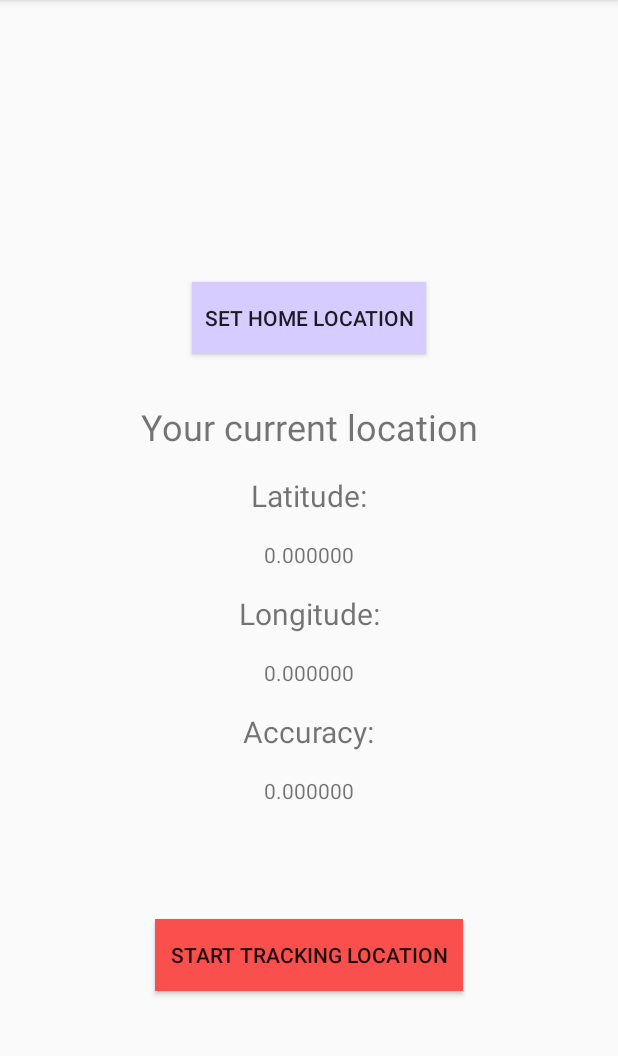
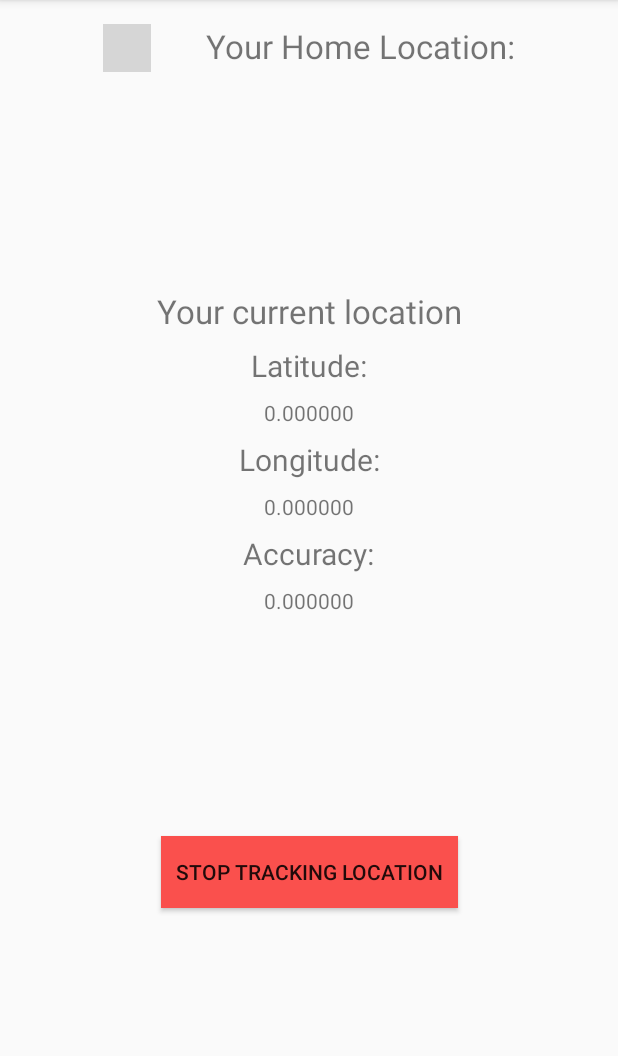
Before and after one commit to Shaharna/HoneyIAmHome, an Android app: the screen it shows after launch (MainActivity), after a tap on "START TRACKING LOCATION", on a phone screen of 412 x 824 dp, the part 84-1140 px from its top. Run offline under Robolectric (Android 15) with nearby library versions, the phone set to English and light mode, and no system bars; grey boxes are pictures that could not be loaded.

Commit message:
Ex5 - Take care of homeLocation Checker and test everything (Including Screenshots)

```diff
--- a/app/src/main/java/com/example/honeyiamhome/LocationTracker.java
+++ b/app/src/main/java/com/example/honeyiamhome/LocationTracker.java
@@ -8,7 +8,6 @@ import android.content.pm.PackageManager;
 import android.location.LocationListener;
 import android.location.LocationManager;
 import android.os.Bundle;
-import android.util.Log;
 import androidx.core.app.ActivityCompat;
 
 
@@ -18,9 +17,6 @@ public class LocationTracker {
     private Context _context;
     private LocationInfo _locationInfo;
     private static LocationTracker single_instance = null;
-
-    // variable of type String
-    public String s;
 
     // static method to create instance of Singleton class
     static LocationTracker getInstance(Context context, LocationManager manager)
@@ -48,8 +44,6 @@ public class LocationTracker {
             _locationInfo.setLatitude(latitude);
             _locationInfo.setLongitude(longitude);
             _locationInfo.setAccuracy(accuracy);
-            Log.d("LocationTracker", String.valueOf(latitude));
-            Log.d("LocationTracker", String.valueOf(longitude));
 
             Intent intent = new Intent();
             intent.setAction("new_location");
@@ -88,15 +82,16 @@ public class LocationTracker {
             intent.setAction("started");
             _context.sendBroadcast(intent);
             this.locationManager.requestLocationUpdates(LocationManager.GPS_PROVIDER, 0, 0, locationListenerGPS);
-
         }
     }
 
     void stopTracking(){
+        locationManager.removeUpdates(locationListenerGPS);
         Intent intent = new Intent();
         intent.setAction("stopped");
         _context.sendBroadcast(intent);
     }
+
     LocationInfo getLocationInfo(){
         return _locationInfo;
     }
--- a/app/src/main/java/com/example/honeyiamhome/MainActivity.java
+++ b/app/src/main/java/com/example/honeyiamhome/MainActivity.java
@@ -18,12 +18,56 @@ import android.os.Bundle;
 import android.preference.PreferenceManager;
 import android.view.View;
 import android.widget.Button;
+import android.widget.ImageView;
 import android.widget.TextView;
 
 public class MainActivity extends AppCompatActivity {
 
+
     private static final int REQUEST_CODE_PERMISSION_LOCATION = 1546;
     LocationTracker _locationTracker;
+    private boolean isTracking = false;
+    private BroadcastReceiver startReceiver = new BroadcastReceiver() {
+        @Override
+        public void onReceive(Context context, Intent intent) {
+            if (intent == null) {
+                return;
+            }
+            if (intent.getAction() != "started") {
+                return;
+            }
+            ShowLocationOnScreen();
+        }
+    };
+
+    private BroadcastReceiver changeReceiver = new BroadcastReceiver() {
+        @Override
+        public void onReceive(Context context, Intent intent) {
+            if (intent == null) {
+                return;
+            }
+            Button buttonSetHome = findViewById(R.id.main_set_homeLocation);
+            if (intent.getAction() != "new_location") {
+                return;
+            }
+            ShowLocationOnScreen();
+            if (_locationTracker.getLocationInfo().getAccuracy() < 50) {
+                buttonSetHome.setVisibility(View.VISIBLE);
+            }
+        }
+    };
+    private BroadcastReceiver stopReceiver = new BroadcastReceiver() {
+        @Override
+        public void onReceive(Context context, Intent intent) {
+            if (intent == null) {
+                return;
+            }
+            if (intent.getAction() != "stopped") {
+                return;
+            }
+            StartStopTrackBtnChange(R.string.start_tracking_location, R.color.colorGreenStart);
+        }
+    };
 
     @Override
     protected void onCreate(Bundle savedInstanceState) {
@@ -31,14 +75,21 @@ public class MainActivity extends AppCompatActivity {
         setContentView(R.layout.activity_main);
 
         final Button buttonStartTrack = findViewById(R.id.main_start_tracking);
-        final Button buttonStopTrack = findViewById(R.id.main_stop_tracking);
         final Button buttonSetHome = findViewById(R.id.main_set_homeLocation);
         final Button buttonClearHome = findViewById(R.id.main_clear_homeLocation);
+        final TextView yourLocationHeader = findViewById(R.id.mainActivity_currentLocationHeader);
+        final TextView latitudeHeader = findViewById(R.id.mainActivity_latitudeHeader);
+        final TextView latitudeField = findViewById(R.id.mainActivity_latitudeField);
+        final TextView longitudeHeader = findViewById(R.id.mainActivity_longitudeHeader);
+        final TextView longitudeField = findViewById(R.id.mainActivity_longitudeField);
+        final TextView accuracyHeader = findViewById(R.id.mainActivity_accuracyHeader);
+        final TextView accuracyField = findViewById(R.id.mainActivity_accuracyField);
         final TextView homeHeader = findViewById(R.id.main_homeHeader);
         final TextView homeField = findViewById(R.id.main_homeField);
+        final ImageView homeChecked = findViewById(R.id.main_home_checked);
 
         final MainActivity activity = this;
-        LocationManager  manager = (LocationManager) this.getSystemService(Context.LOCATION_SERVICE);
+        LocationManager manager = (LocationManager) this.getSystemService(Context.LOCATION_SERVICE);
         _locationTracker = LocationTracker.getInstance(this, manager);
 
         registerReceiver(startReceiver, new IntentFilter("started"));
@@ -48,6 +99,13 @@ public class MainActivity extends AppCompatActivity {
         SharedPreferences sp = PreferenceManager.getDefaultSharedPreferences(MainActivity.this);
         final double homeLatitude = sp.getFloat("home_latitude", 0);
         final double homeLongitude = sp.getFloat("home_longitude", 0);
+        if (homeLatitude != 0 && homeLongitude != 0) {
+            // the sp is not empty and we are tracking
+            // todo checker
+            homeField.setText("< " + homeLatitude + ", " + homeLongitude + " >");
+            HomeInfoVisibility(homeHeader, homeField, buttonClearHome, View.VISIBLE);
+            buttonSetHome.setVisibility(View.VISIBLE);
+        }
 
         buttonStartTrack.setOnClickListener(new View.OnClickListener() {
             @Override
@@ -57,15 +115,21 @@ public class MainActivity extends AppCompatActivity {
                                 Manifest.permission.ACCESS_FINE_LOCATION) ==
                                 PackageManager.PERMISSION_GRANTED;
                 if (hasLocationPermission) {
-                    if (homeLatitude != 0 && homeLongitude != 0)
-                    {
-                        homeHeader.setVisibility(View.VISIBLE);
-                        homeField.setVisibility(View.VISIBLE);
-                        buttonClearHome.setVisibility(View.VISIBLE);
-
+                    isTracking = !isTracking;
+                    if (isTracking) {
+                        LocationInfoVisibility(yourLocationHeader, latitudeHeader, latitudeField,
+                                longitudeHeader, longitudeField, accuracyHeader, accuracyField,
+                                View.VISIBLE);
+                        StartStopTrackBtnChange(R.string.stop_tracking_location, R.color.colorRedStop);
+                        startTrack();
+                    } else {
+                        LocationInfoVisibility(yourLocationHeader, latitudeHeader, latitudeField,
+                                longitudeHeader, longitudeField, accuracyHeader, accuracyField,
+                                View.INVISIBLE);
+                        HomeInfoVisibility(homeHeader, homeField, buttonClearHome, View.VISIBLE);
+                        buttonSetHome.setVisibility(View.INVISIBLE);
+                        stopTrack();
                     }
-                    buttonSetHome.setVisibility(View.VISIBLE);
-                    startTrack();
                 } else {
                     ActivityCompat.requestPermissions(
                             activity,
@@ -78,6 +142,7 @@ public class MainActivity extends AppCompatActivity {
         buttonSetHome.setOnClickListener(new View.OnClickListener() {
             @Override
             public void onClick(View v) {
+
                 SharedPreferences sp = PreferenceManager.getDefaultSharedPreferences(MainActivity.this);
                 SharedPreferences.Editor editor = sp.edit();
                 double homeLatitude = _locationTracker.getLocationInfo().getLatitude();
@@ -87,15 +152,55 @@ public class MainActivity extends AppCompatActivity {
                 editor.putFloat("home_longitude", (float) homeLongitude);
                 editor.apply();
 
-                homeField.setText("< "+homeLatitude+", "+homeLongitude+" >");
-                homeHeader.setVisibility(View.VISIBLE);
-                homeField.setVisibility(View.VISIBLE);
-                buttonClearHome.setVisibility(View.VISIBLE);
+                homeField.setText("< " + homeLatitude + ", " + homeLongitude + " >");
+                HomeInfoVisibility(homeHeader, homeField, buttonClearHome, View.VISIBLE);
+            }
+        });
 
+        buttonClearHome.setOnClickListener(new View.OnClickListener() {
+            @Override
+            public void onClick(View v) {
+
+                SharedPreferences sp = PreferenceManager.getDefaultSharedPreferences(MainActivity.this);
+                SharedPreferences.Editor editor = sp.edit();
+                editor.clear();
+                editor.apply();
+
+                homeField.setText("");
+                HomeInfoVisibility(homeHeader, homeField, buttonClearHome, View.INVISIBLE);
             }
         });
 
     }
+
+    private void HomeInfoVisibility(TextView homeHeader, TextView homeField, Button buttonClearHome,
+                                    int visibility)
+    {
+        homeHeader.setVisibility(visibility);
+        homeField.setVisibility(visibility);
+        buttonClearHome.setVisibility(visibility);
+    }
+
+    private void LocationInfoVisibility(TextView yourLocationHeader, TextView latitudeHeader,
+                                        TextView latitudeField, TextView longitudeHeader,
+                                        TextView longitudeField, TextView accuracyHeader,
+                                        TextView accuracyField, int visibility) {
+
+        yourLocationHeader.setVisibility(visibility);
+        latitudeHeader.setVisibility(visibility);
+        latitudeField.setVisibility(visibility);
+        longitudeHeader.setVisibility(visibility);
+        longitudeField.setVisibility(visibility);
+        accuracyHeader.setVisibility(visibility);
+        accuracyField.setVisibility(visibility);
+    }
+
+    private void StartStopTrackBtnChange(int p, int p2) {
+        Button buttonStartTrack = findViewById(R.id.main_start_tracking);
+        buttonStartTrack.setText(p);
+        buttonStartTrack.setBackgroundColor(getResources().getColor(p2));
+    }
+
 
     @Override
     public void onRequestPermissionsResult(
@@ -139,16 +244,16 @@ public class MainActivity extends AppCompatActivity {
         }
     }
 
-    private BroadcastReceiver startReceiver = new BroadcastReceiver() {
-        @Override
-        public void onReceive(Context context, Intent intent) {
-            if (intent == null) {
-                return;
+    private void startTrack() {
+        _locationTracker.startTracking(MainActivity.this);
     }
-            if (intent.getAction() != "started") {
-                return;
 
+    private void stopTrack() {
+        _locationTracker.stopTracking();
     }
+
+    private void ShowLocationOnScreen() {
+
         double curLatitude = _locationTracker.getLocationInfo().getLatitude();
         double curLongitude = _locationTracker.getLocationInfo().getLongitude();
         float curAccuracy = _locationTracker.getLocationInfo().getAccuracy();
@@ -156,68 +261,8 @@ public class MainActivity extends AppCompatActivity {
         TextView longitude = findViewById(R.id.mainActivity_longitudeField);
         TextView accuracy = findViewById(R.id.mainActivity_accuracyField);
 
-            latitude.setText(String.format("%f",curLatitude));
-            longitude.setText(String.format("%f",curLongitude));
-            accuracy.setText(String.format("%f",curAccuracy));
-
-            Button buttonStartTrack = findViewById(R.id.main_start_tracking);
-            Button buttonStopTrack = findViewById(R.id.main_stop_tracking);
-            buttonStartTrack.setVisibility(View.INVISIBLE);
-            buttonStopTrack.setVisibility(View.VISIBLE);
-        }
-    };
-
-    private BroadcastReceiver changeReceiver = new BroadcastReceiver() {
-        @Override
-        public void onReceive(Context context, Intent intent) {
-            if (intent == null){
-                return;
-            }
-            Button buttonSetHome = findViewById(R.id.main_set_homeLocation);
-            if (intent.getAction() != "new_location"){
-                return;
-            }
-            double curLatitude = _locationTracker.getLocationInfo().getLatitude();
-            double curLongitude = _locationTracker.getLocationInfo().getLongitude();
-            float curAccuracy = _locationTracker.getLocationInfo().getAccuracy();
-            TextView latitude = findViewById(R.id.mainActivity_latitudeField);
-            TextView longitude = findViewById(R.id.mainActivity_longitudeField);
-            TextView accuracy = findViewById(R.id.mainActivity_accuracyField);
-
-            latitude.setText(String.format("%f",curLatitude));
-            longitude.setText(String.format("%f",curLongitude));
-            accuracy.setText(String.format("%f",curAccuracy));
-            if(_locationTracker.getLocationInfo().getAccuracy() < 50)
-            {
-                buttonSetHome.setVisibility(View.VISIBLE);
+        latitude.setText(String.format("%f", curLatitude));
+        longitude.setText(String.format("%f", curLongitude));
+        accuracy.setText(String.format("%f", curAccuracy));
     }
 }
-    };
-
-    private BroadcastReceiver stopReceiver = new BroadcastReceiver() {
-        @Override
-        public void onReceive(Context context, Intent intent) {
-            if (intent == null){
-                return;
-            }
-            Button buttonStartTrack = findViewById(R.id.main_start_tracking);
-            Button buttonStopTrack = findViewById(R.id.main_stop_tracking);
-            if (intent.getAction() != "stopped"){
-                return;
-            }
-            buttonStopTrack.setVisibility(View.INVISIBLE);
-            buttonStartTrack.setVisibility(View.VISIBLE);
-        }
-    };
-
-    private void startTrack() {
-        TextView homeHeader = findViewById(R.id.main_homeHeader);
-        TextView homeField = findViewById(R.id.main_homeField);
-        if(homeHeader.getVisibility() == View.VISIBLE && homeField.getVisibility()==View.VISIBLE)
-        {
-
-        }
-        _locationTracker.startTracking(MainActivity.this);
-    }
-
-}
--- a/app/src/main/res/layout/activity_main.xml
+++ b/app/src/main/res/layout/activity_main.xml
@@ -6,17 +6,28 @@
     android:layout_height="match_parent"
     tools:context=".MainActivity">
 
+    <ImageView
+        android:id="@+id/main_home_checked"
+        android:layout_width="32dp"
+        android:layout_height="32dp"
+        app:layout_constraintStart_toStartOf="parent"
+        app:layout_constraintEnd_toStartOf="@id/main_homeHeader"
+        app:layout_constraintTop_toTopOf="parent"
+        android:layout_marginTop="16dp"
+        android:layout_marginStart="32dp"
+        android:src="@drawable/unchecked"/>
+
     <TextView
         android:id="@+id/main_homeHeader"
         android:layout_width="wrap_content"
         android:layout_height="wrap_content"
-        app:layout_constraintStart_toStartOf="parent"
+        app:layout_constraintStart_toEndOf="@id/main_home_checked"
         app:layout_constraintEnd_toEndOf="parent"
         app:layout_constraintTop_toTopOf="parent"
-        android:layout_marginTop="32dp"
+        android:layout_marginTop="16dp"
+        android:layout_marginEnd="32dp"
         android:text="@string/your_home_location"
-        android:textSize="24sp"
-        android:visibility="invisible"/>
+        android:textSize="22sp"/>
 
     <TextView
         android:id="@+id/main_homeField"
@@ -26,7 +37,6 @@
         app:layout_constraintEnd_toEndOf="parent"
         app:layout_constraintTop_toBottomOf="@id/main_homeHeader"
         android:layout_marginTop="16dp"
-        android:text="my home location"
         android:visibility="invisible"/>
 
     <Button
@@ -34,11 +44,12 @@
         android:layout_width="wrap_content"
         android:layout_height="wrap_content"
         android:text="@string/clear_home"
-        android:padding="8dp"
         app:layout_constraintStart_toStartOf="parent"
-        app:layout_constraintEnd_toEndOf="parent"
+        app:layout_constraintEnd_toStartOf="@id/main_set_homeLocation"
         app:layout_constraintTop_toBottomOf="@id/main_homeField"
         android:layout_marginTop="16dp"
+        android:layout_marginStart="16dp"
+        android:padding="5dp"
         android:background="@color/colorSetHomeLocation"
         android:visibility="invisible"/>
 
@@ -47,11 +58,11 @@
         android:layout_width="wrap_content"
         android:layout_height="wrap_content"
         android:text="@string/set_home_location"
-        android:padding="8dp"
-        app:layout_constraintStart_toStartOf="parent"
+        app:layout_constraintStart_toEndOf="@id/main_clear_homeLocation"
         app:layout_constraintEnd_toEndOf="parent"
-        app:layout_constraintTop_toBottomOf="@id/main_clear_homeLocation"
-        android:layout_marginTop="24dp"
+        app:layout_constraintTop_toBottomOf="@id/main_homeField"
+        android:layout_marginTop="16dp"
+        android:padding="5dp"
         android:background="@color/colorSetHomeLocation"
         android:visibility="invisible"/>
 
@@ -63,8 +74,9 @@
         app:layout_constraintEnd_toEndOf="parent"
         app:layout_constraintTop_toBottomOf="@id/main_set_homeLocation"
         android:text="@string/your_current_location"
-        android:layout_marginTop="32dp"
-        android:textSize="24sp"/>
+        android:layout_marginTop="48dp"
+        android:textSize="22sp"
+        android:visibility="invisible"/>
 
 
     <TextView
@@ -75,8 +87,9 @@
         app:layout_constraintEnd_toEndOf="parent"
         app:layout_constraintTop_toBottomOf="@id/mainActivity_currentLocationHeader"
         android:text="@string/latitude"
-        android:layout_marginTop="16dp"
-        android:textSize="20sp"/>
+        android:layout_marginTop="8dp"
+        android:textSize="20sp"
+        android:visibility="invisible"/>
 
     <TextView
         android:id="@+id/mainActivity_latitudeField"
@@ -85,7 +98,7 @@
         app:layout_constraintEnd_toEndOf="parent"
         app:layout_constraintStart_toStartOf="parent"
         app:layout_constraintTop_toBottomOf="@+id/mainActivity_latitudeHeader"
-        android:layout_marginTop="16dp"/>
+        android:layout_marginTop="8dp"/>
 
     <TextView
         android:id="@+id/mainActivity_longitudeHeader"
@@ -95,8 +108,9 @@
         app:layout_constraintEnd_toEndOf="parent"
         app:layout_constraintTop_toBottomOf="@id/mainActivity_latitudeField"
         android:text="@string/longitude"
-        android:layout_marginTop="16dp"
-        android:textSize="20sp"/>
+        android:layout_marginTop="8dp"
+        android:textSize="20sp"
+        android:visibility="invisible"/>
 
     <TextView
         android:id="@+id/mainActivity_longitudeField"
@@ -105,7 +119,7 @@
         app:layout_constraintStart_toStartOf="parent"
         app:layout_constraintEnd_toEndOf="parent"
         app:layout_constraintTop_toBottomOf="@+id/mainActivity_longitudeHeader"
-        android:layout_marginTop="16dp"/>
+        android:layout_marginTop="8dp"/>
 
     <TextView
         android:id="@+id/mainActivity_accuracyHeader"
@@ -115,8 +129,9 @@
         app:layout_constraintEnd_toEndOf="parent"
         app:layout_constraintTop_toBottomOf="@id/mainActivity_longitudeField"
         android:text="@string/accuracy"
-        android:layout_marginTop="16dp"
-        android:textSize="20sp"/>
+        android:layout_marginTop="8dp"
+        android:textSize="20sp"
+        android:visibility="invisible"/>
 
     <TextView
         android:id="@+id/mainActivity_accuracyField"
@@ -125,7 +140,7 @@
         app:layout_constraintStart_toStartOf="parent"
         app:layout_constraintEnd_toEndOf="parent"
         app:layout_constraintTop_toBottomOf="@+id/mainActivity_accuracyHeader"
-        android:layout_marginTop="16dp"/>
+        android:layout_marginTop="8dp"/>
 
     <Button
         android:id="@+id/main_start_tracking"
@@ -137,23 +152,8 @@
         app:layout_constraintEnd_toEndOf="parent"
         app:layout_constraintTop_toBottomOf="@id/mainActivity_accuracyField"
         android:background="@color/colorGreenStart"
-        android:layout_marginTop="32dp"
-        android:layout_marginBottom="64dp"
-        app:layout_constraintBottom_toBottomOf="parent"/>
-
-    <Button
-        android:id="@+id/main_stop_tracking"
-        android:layout_width="wrap_content"
-        android:layout_height="wrap_content"
-        android:text="@string/start_tracking_location"
-        android:padding="10dp"
-        app:layout_constraintStart_toStartOf="parent"
-        app:layout_constraintEnd_toEndOf="parent"
-        app:layout_constraintTop_toBottomOf="@id/mainActivity_accuracyField"
-        android:background="@color/colorRedStop"
-        android:visibility="gone"
-        android:layout_marginTop="32dp"
-        android:layout_marginBottom="64dp"
+        android:layout_marginTop="16dp"
+        android:layout_marginBottom="32dp"
         app:layout_constraintBottom_toBottomOf="parent"/>
 
 </androidx.constraintlayout.widget.ConstraintLayout>
--- a/app/src/main/res/values/strings.xml
+++ b/app/src/main/res/values/strings.xml
@@ -6,7 +6,7 @@
     <string name="longitude">Longitude:</string>
     <string name="accuracy">Accuracy:</string>
     <string name="your_home_location">Your Home Location:</string>
-    <string name="set_home_location">Set home location</string>
+    <string name="set_home_location">Set location as Home</string>
     <string name="clear_home">Clear Home</string>
     <string name="your_current_location">Your current location</string>
     <string name="dialog_message">We need your location permission in order to track  yor location</string>
```
Lines whose indentation alone changed are shown as unchanged.
